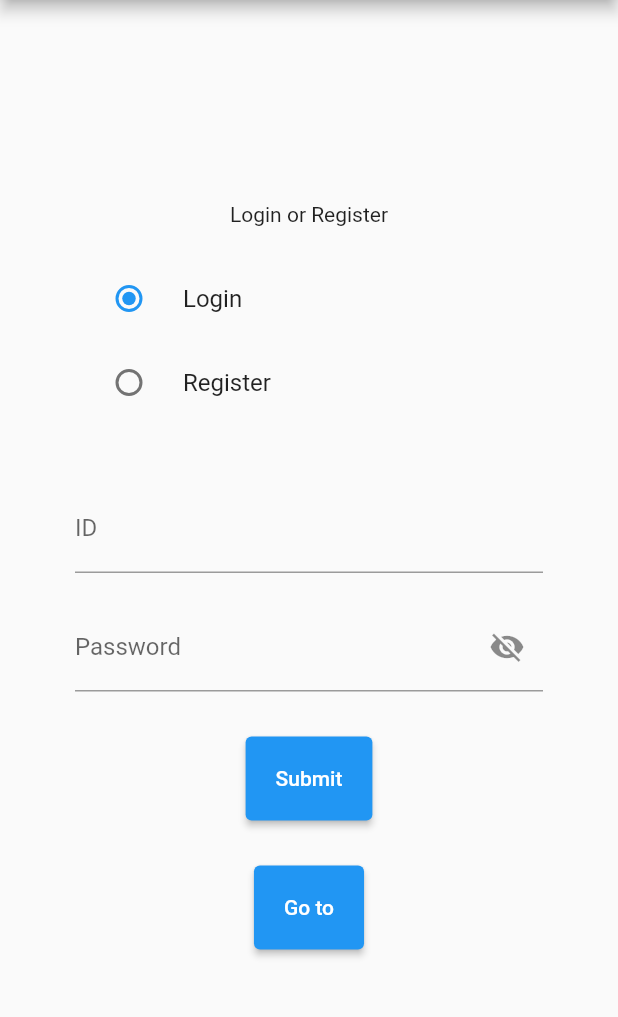
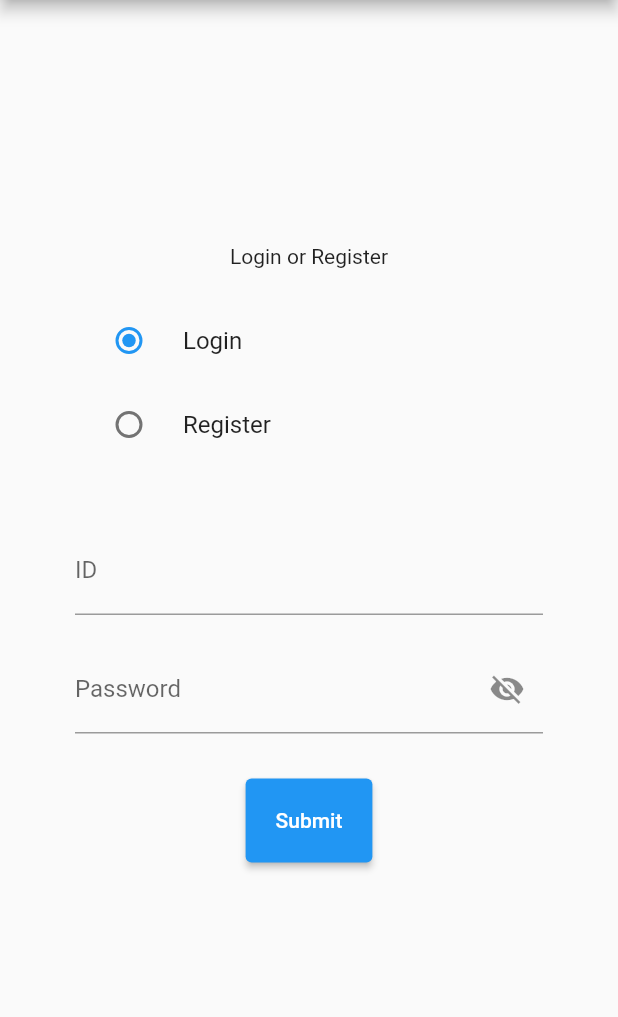
Before and after one commit to LightCube-Organization/LightCube, a Flutter app: the screen it shows after launch, on a phone screen of 412 x 824 dp, the part 84-1101 px from its top. Run offline on Flutter 3.47's test engine with Material 2 defaults, Android fonts, the phone set to English and light mode, and no system bars; our stand-ins replace firebase_auth; accounts and stored records are empty.

Commit message:
Update main.dart

```diff
--- a/lib/main.dart
+++ b/lib/main.dart
@@ -150,16 +150,6 @@ class _LoginPageState extends State<LoginPage> {
                           child: Text("Submit"),
                           onPressed: validateAndSubmit,
                         )),
-                    ElevatedButton(
-                      style: ButtonStyle(
-                        backgroundColor:
-                        MaterialStateProperty.all(Colors.blue),
-                        padding:
-                        MaterialStateProperty.all(EdgeInsets.all(20.0)),
-                      ),
-                      child: Text("Go to"),
-                      onPressed: test,
-                    ),
                   ],
                 ),
               ),
@@ -205,10 +195,6 @@ class _LoginPageState extends State<LoginPage> {
     }
   }
 
-  void test() {
-    Navigator.pushAndRemoveUntil(context,MaterialPageRoute(builder: (context) => HomePage()),(_) => false);
-  }
-
   void moveToValue(value) {
     setState(() {
       _formType = value;
```
